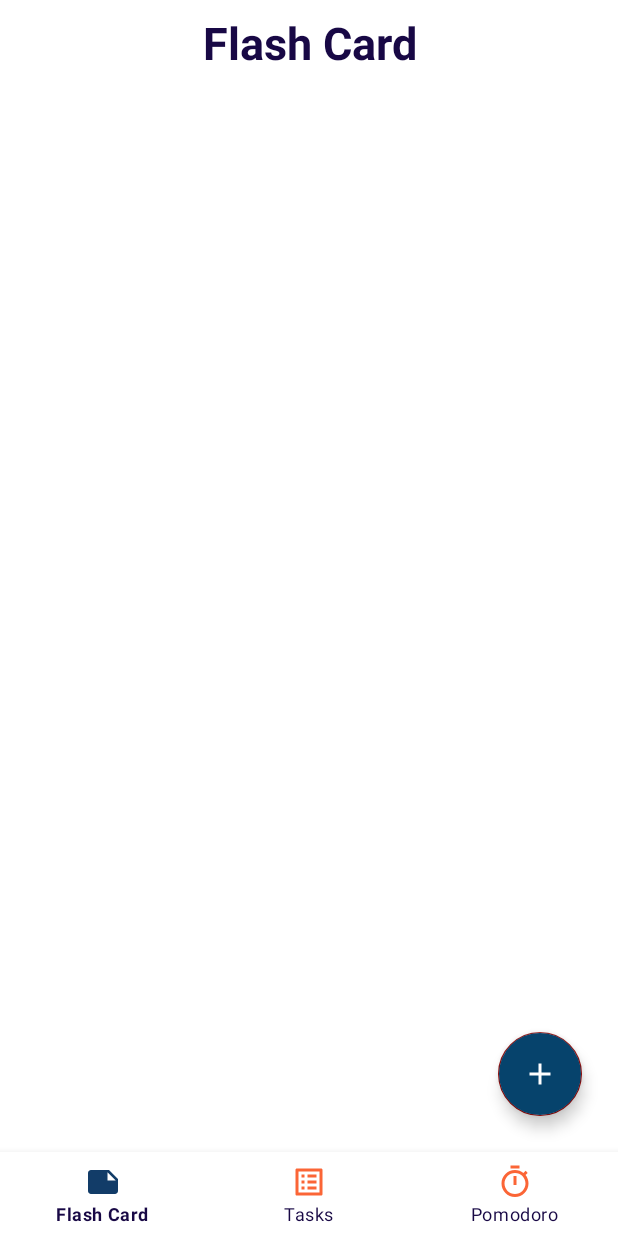
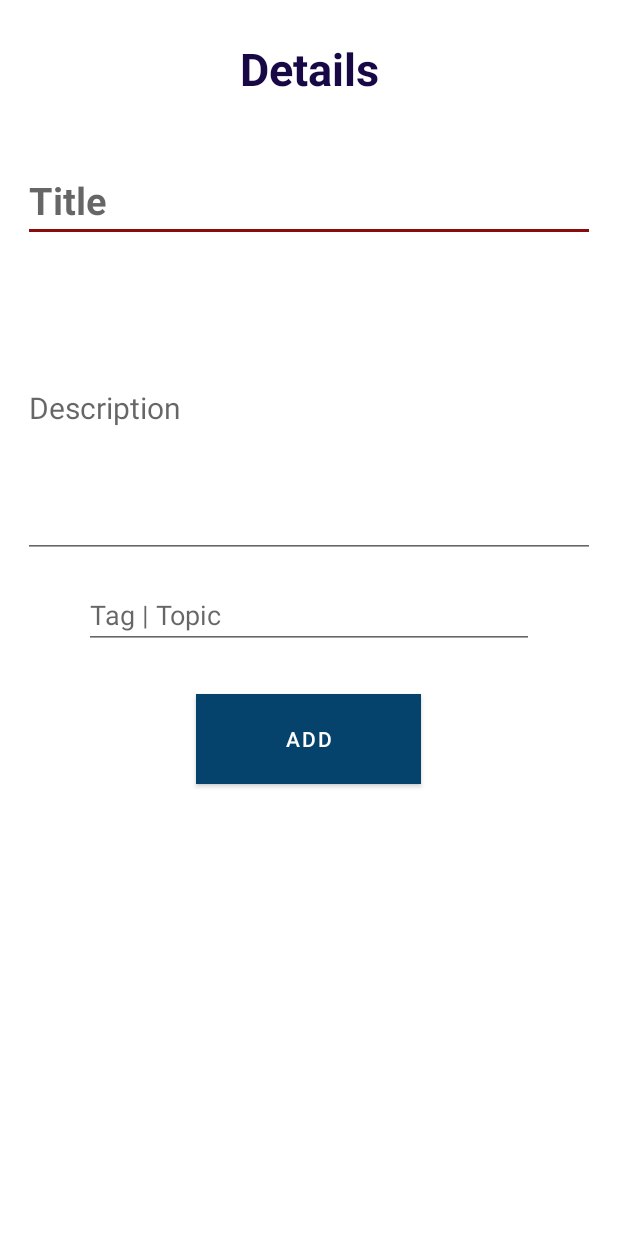
Before and after one commit to SudarshanDevkota/PeakProductive, an Android app: the screen it shows after launch (MainActivity before the commit, EditCardDetailsActivity after it), after a tap on an icon or button, on a phone screen of 412 x 824 dp. Run offline under Robolectric (Android 15) with nearby library versions, the phone set to English and light mode, and no system bars; our stand-ins replace Room's generated code; Roboto replaces fonts that are not available here.

Commit message:
card add to database implemented

```diff
--- a/app/src/main/java/com/example/peakproductive/EditCardDetailsActivity.java
+++ b/app/src/main/java/com/example/peakproductive/EditCardDetailsActivity.java
@@ -8,18 +8,59 @@ import androidx.fragment.app.Fragment;
 import android.content.Context;
 import android.content.Intent;
 import android.os.Bundle;
+import android.view.View;
+import android.widget.Button;
+import android.widget.EditText;
+import android.widget.Toast;
 
 
 import com.example.peakproductive.models.CardModel;
+import com.example.peakproductive.repo.MainRepository;
 
 
 public class EditCardDetailsActivity extends AppCompatActivity {
-
+        EditText titleET,descriptionET,tagET;
+        Button button;
+        boolean isUpdate=false;
+        CardModel cardModel;
+        MainRepository repository;
 
     @Override
     protected void onCreate(Bundle savedInstanceState) {
         super.onCreate(savedInstanceState);
         setContentView(R.layout.activity_edit_card_details);
+        titleET = findViewById(R.id.edit_cardTitle);
+        descriptionET = findViewById(R.id.edit_cardDescription);
+        tagET = findViewById(R.id.edit_cardTag);
+        button = findViewById(R.id.btn_done);
+        button.setOnClickListener(addUpdateListener);
+        repository = new MainRepository(this);
+
 
     }
+
+    View.OnClickListener addUpdateListener = v->{
+        String title = titleET.getText().toString();
+        String content = descriptionET.getText().toString();
+        String tag = tagET.getText().toString();
+
+        if(!title.isEmpty() && !content.isEmpty()){
+            if(cardModel == null){
+                cardModel = new CardModel();
+            }
+            cardModel.setTitle(title);
+            cardModel.setContent(content);
+            cardModel.setCardTag(tag);
+            if(isUpdate){
+                repository.updateFlashCard(cardModel);
+            }else{
+                repository.addFlashCard(cardModel);
+            }
+            finish();
+
+
+        }else{
+            Toast.makeText(this, "Empty Title or Description", Toast.LENGTH_SHORT).show();
+        }
+    };
 }
--- a/app/src/main/java/com/example/peakproductive/fragments/CardFragment.java
+++ b/app/src/main/java/com/example/peakproductive/fragments/CardFragment.java
@@ -1,5 +1,6 @@
 package com.example.peakproductive.fragments;
 
+import android.content.Intent;
 import android.os.Bundle;
 
 import androidx.fragment.app.Fragment;
@@ -12,6 +13,7 @@ import android.view.View;
 import android.view.ViewGroup;
 
 
+import com.example.peakproductive.EditCardDetailsActivity;
 import com.example.peakproductive.R;
 import com.example.peakproductive.adaptors.CardModelAdaptor;
 
@@ -27,8 +29,6 @@ public class CardFragment extends Fragment {
 
     private static final String TAG = "Card Fragment";
     private static ArrayList<CardModel> cardList;
-
-    private RecyclerView recyclerView_card;
     private CardModelAdaptor adapter;
     private FloatingActionButton addBtn;
 
@@ -41,8 +41,7 @@ public class CardFragment extends Fragment {
         View view = inflater.inflate(R.layout.fragment_card, container, false);
         addBtn = view.findViewById(R.id.btn_addCard);
         addBtn.setOnClickListener(addCard);
-        recyclerView_card = view.findViewById(R.id.card_list);
-        recyclerView_card.setLayoutManager(new LinearLayoutManager(getActivity()));
+
 
 
 
@@ -51,7 +50,8 @@ public class CardFragment extends Fragment {
     }
 
     View.OnClickListener addCard = v -> {
-     //add card implementation
+        Intent intent = new Intent(getActivity(), EditCardDetailsActivity.class);
+        startActivity(intent);
 
 
     };
--- a/app/src/main/res/layout/activity_edit_card_details.xml
+++ b/app/src/main/res/layout/activity_edit_card_details.xml
@@ -56,7 +56,8 @@
             android:layout_margin="10dp"
             android:ems="10"
             android:hint="Tag | Topic"
-            android:inputType="textPersonName" />
+            android:inputType="textPersonName"
+            tools:ignore="TouchTargetSizeCheck" />
 
         <Button
             android:id="@+id/btn_done"
```
